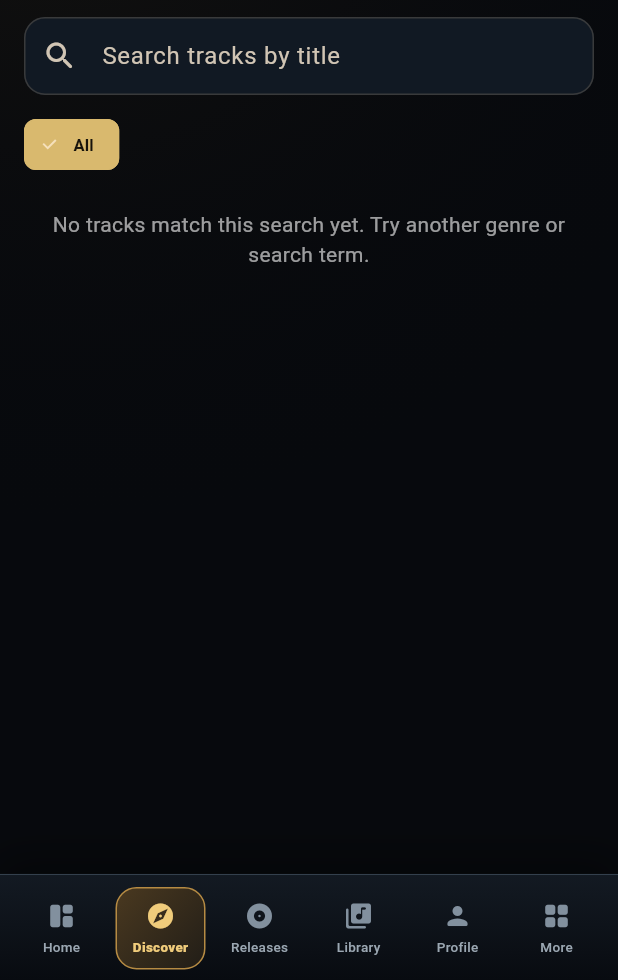
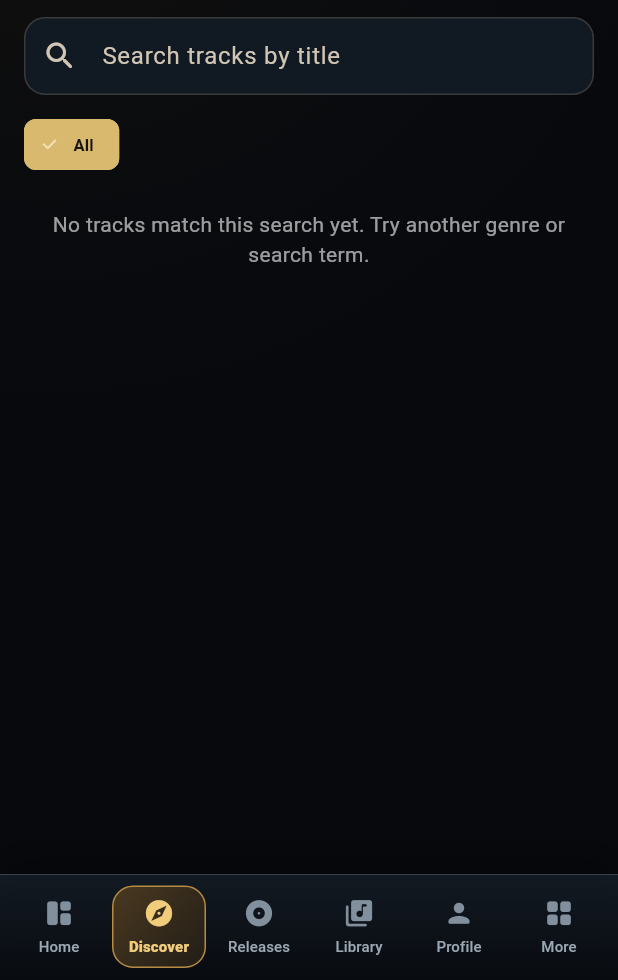
Before and after one commit to suwilanjisinkamba184-cmd/High-tech-entertainment-, a Flutter app: the screen it shows once a user with an empty profile is signed in, item 2 of the bottom bar chosen, on a phone screen of 412 x 824 dp, the part 256-1236 px from its top. Run offline on Flutter 3.47's test engine with Material 3 defaults, Android fonts, the light colour scheme and no system bars; our stand-ins replace file_picker, flutter_svg, google_sign_in, just_audio, just_audio_background, open_filex and 6 more; missing offline and left inert: audio_session, shorebird_code_push; accounts and stored records are empty; network calls fail.

Commit message:
Improve mobile navigation and lazy-load app tabs

```diff
--- a/mobile-app/lib/main.dart
+++ b/mobile-app/lib/main.dart
@@ -1000,14 +1000,13 @@ class _PasswordRecoveryPageState extends State<PasswordRecoveryPage> {
 
 class MainScreen extends StatefulWidget {
   const MainScreen({super.key});
+
   @override
   State<MainScreen> createState() => _MainScreenState();
 }
 
 class _MainScreenState extends State<MainScreen> {
-  int tab = 0;
-  final pages = const [HomeTab(), DiscoverTab(), ReleasesTab(), LibraryTab(), AccountTab(), MoreTab()];
-  static const _items = [
+  static const _items = <(IconData, String)>[
     (Icons.space_dashboard_rounded, 'Home'),
     (Icons.explore_rounded, 'Discover'),
     (Icons.album_rounded, 'Releases'),
@@ -1016,9 +1015,47 @@ class _MainScreenState extends State<MainScreen> {
     (Icons.grid_view_rounded, 'More'),
   ];
 
-  @override
-  Widget build(BuildContext context) => Scaffold(
-    body: Stack(children: [
+  late final List<Widget Function()> _builders;
+  late final List<Widget?> _pages;
+  int _tab = 0;
+
+  @override
+  void initState() {
+    super.initState();
+    // Keep the first screen ready immediately; create other tabs only when
+    // the user visits them. Visited tabs remain alive in the IndexedStack.
+    _builders = <Widget Function()>[
+      () => const HomeTab(),
+      () => const DiscoverTab(),
+      () => const ReleasesTab(),
+      () => const LibraryTab(),
+      () => const AccountTab(),
+      () => const MoreTab(),
+    ];
+    _pages = List<Widget?>.filled(_builders.length, null);
+    _pages[0] = _builders[0]();
+  }
+
+  void _selectTab(int index) {
+    if (index < 0 || index >= _builders.length || index == _tab) return;
+    setState(() {
+      _pages[index] ??= _builders[index]();
+      _tab = index;
+    });
+  }
+
+  @override
+  Widget build(BuildContext context) {
+    final bottomInset = MediaQuery.paddingOf(context).bottom;
+
+    return PopScope(
+      canPop: _tab == 0,
+      onPopInvokedWithResult: (didPop, result) {
+        if (!didPop && _tab != 0) _selectTab(0);
+      },
+      child: Scaffold(
+        body: Stack(
+          children: [
             const Positioned.fill(
               child: IgnorePointer(
                 child: DecoratedBox(
@@ -1026,14 +1063,29 @@ class _MainScreenState extends State<MainScreen> {
                     gradient: RadialGradient(
                       center: Alignment(-0.85, -0.95),
                       radius: 1.25,
-                colors: [Color(0x1A9C762E), Color(0x0007090D)],
-              ),
-            ),
-          ),
-        ),
-      ),
-      SafeArea(child: IndexedStack(index: tab, children: pages)),
-    ]),
+                      colors: [
+                        Color(0x1A9C762E),
+                        Color(0x0007090D),
+                      ],
+                    ),
+                  ),
+                ),
+              ),
+            ),
+            SafeArea(
+              bottom: false,
+              child: IndexedStack(
+                index: _tab,
+                children: List<Widget>.generate(_pages.length, (index) {
+                  return TickerMode(
+                    enabled: index == _tab,
+                    child: _pages[index] ?? const SizedBox.shrink(),
+                  );
+                }),
+              ),
+            ),
+          ],
+        ),
         bottomNavigationBar: Container(
           decoration: const BoxDecoration(
             gradient: LinearGradient(
@@ -1041,52 +1093,108 @@ class _MainScreenState extends State<MainScreen> {
               end: Alignment.bottomCenter,
               colors: [Color(0xF2141B24), Color(0xFF080B10)],
             ),
-        border: Border(top: BorderSide(color: Color(0xFF34404D), width: .7)),
-        boxShadow: [BoxShadow(color: Color(0x66000000), blurRadius: 24, offset: Offset(0, -8))],
-      ),
-      child: Column(mainAxisSize: MainAxisSize.min, children: [
+            border: Border(
+              top: BorderSide(color: Color(0xFF34404D), width: .7),
+            ),
+            boxShadow: [
+              BoxShadow(
+                color: Color(0x66000000),
+                blurRadius: 24,
+                offset: Offset(0, -8),
+              ),
+            ],
+          ),
+          child: Column(
+            mainAxisSize: MainAxisSize.min,
+            children: [
               const PlayerBar(),
-        SafeArea(
-          top: false,
-          child: Padding(
-            padding: const EdgeInsets.fromLTRB(8, 8, 8, 7),
+              Padding(
+                padding: EdgeInsets.fromLTRB(
+                  6,
+                  7,
+                  6,
+                  bottomInset > 0 ? 5 : 8,
+                ),
                 child: Row(
-              children: List.generate(_items.length, (index) {
-                final selected = tab == index;
+                  children: List<Widget>.generate(_items.length, (index) {
+                    final selected = _tab == index;
                     final item = _items[index];
+
                     return Expanded(
                       child: Semantics(
                         button: true,
                         selected: selected,
                         label: item.$2,
+                        child: Tooltip(
+                          message: item.$2,
+                          child: Material(
+                            color: Colors.transparent,
                             child: InkWell(
-                      borderRadius: BorderRadius.circular(15),
-                      onTap: () => setState(() => tab = index),
+                              borderRadius: BorderRadius.circular(14),
+                              onTap: () => _selectTab(index),
                               child: AnimatedContainer(
-                        duration: const Duration(milliseconds: 240),
+                                duration: const Duration(milliseconds: 220),
                                 curve: Curves.easeOutCubic,
-                        margin: const EdgeInsets.symmetric(horizontal: 3),
-                        padding: const EdgeInsets.symmetric(vertical: 8),
+                                constraints: const BoxConstraints(
+                                  minHeight: 54,
+                                ),
+                                margin: const EdgeInsets.symmetric(
+                                  horizontal: 2,
+                                ),
+                                padding: const EdgeInsets.symmetric(
+                                  horizontal: 2,
+                                  vertical: 7,
+                                ),
                                 decoration: BoxDecoration(
-                          gradient: selected ? const LinearGradient(
-                            begin: Alignment.topLeft, end: Alignment.bottomRight,
-                            colors: [Color(0xFF4A3920), Color(0xFF211D17)],
-                          ) : null,
-                          color: selected ? null : Colors.transparent,
+                                  gradient: selected
+                                      ? const LinearGradient(
+                                          begin: Alignment.topLeft,
+                                          end: Alignment.bottomRight,
+                                          colors: [
+                                            Color(0xFF4A3920),
+                                            Color(0xFF211D17),
+                                          ],
+                                        )
+                                      : null,
                                   borderRadius: BorderRadius.circular(14),
                                   border: Border.all(
-                            color: selected ? const Color(0xFFB68B43) : Colors.transparent,
-                          ),
-                        ),
-                        child: Column(mainAxisSize: MainAxisSize.min, children: [
-                          Icon(item.$1, size: 20,
-                            color: selected ? const Color(0xFFF0CC7B) : const Color(0xFF82909E)),
+                                    color: selected
+                                        ? const Color(0xFFB68B43)
+                                        : Colors.transparent,
+                                  ),
+                                ),
+                                child: Column(
+                                  mainAxisSize: MainAxisSize.min,
+                                  children: [
+                                    Icon(
+                                      item.$1,
+                                      size: 21,
+                                      color: selected
+                                          ? const Color(0xFFF0CC7B)
+                                          : const Color(0xFF82909E),
+                                    ),
                                     const SizedBox(height: 4),
-                          Text(item.$2, maxLines: 1,
-                            style: TextStyle(fontSize: 9, letterSpacing: .2,
-                              fontWeight: selected ? FontWeight.w800 : FontWeight.w500,
-                              color: selected ? const Color(0xFFF0CC7B) : const Color(0xFF9BA7B2))),
-                        ]),
+                                    FittedBox(
+                                      fit: BoxFit.scaleDown,
+                                      child: Text(
+                                        item.$2,
+                                        maxLines: 1,
+                                        style: TextStyle(
+                                          fontSize: 10,
+                                          letterSpacing: .1,
+                                          fontWeight: selected
+                                              ? FontWeight.w800
+                                              : FontWeight.w500,
+                                          color: selected
+                                              ? const Color(0xFFF0CC7B)
+                                              : const Color(0xFF9BA7B2),
+                                        ),
+                                      ),
+                                    ),
+                                  ],
+                                ),
+                              ),
+                            ),
                           ),
                         ),
                       ),
@@ -1094,10 +1202,12 @@ class _MainScreenState extends State<MainScreen> {
                   }),
                 ),
               ),
-        ),
-      ]),
-    ),
-  );
+            ],
+          ),
+        ),
+      ),
+    );
+  }
 }
 
 class MoreTab extends StatelessWidget {
```
Lines whose indentation alone changed are shown as unchanged.
